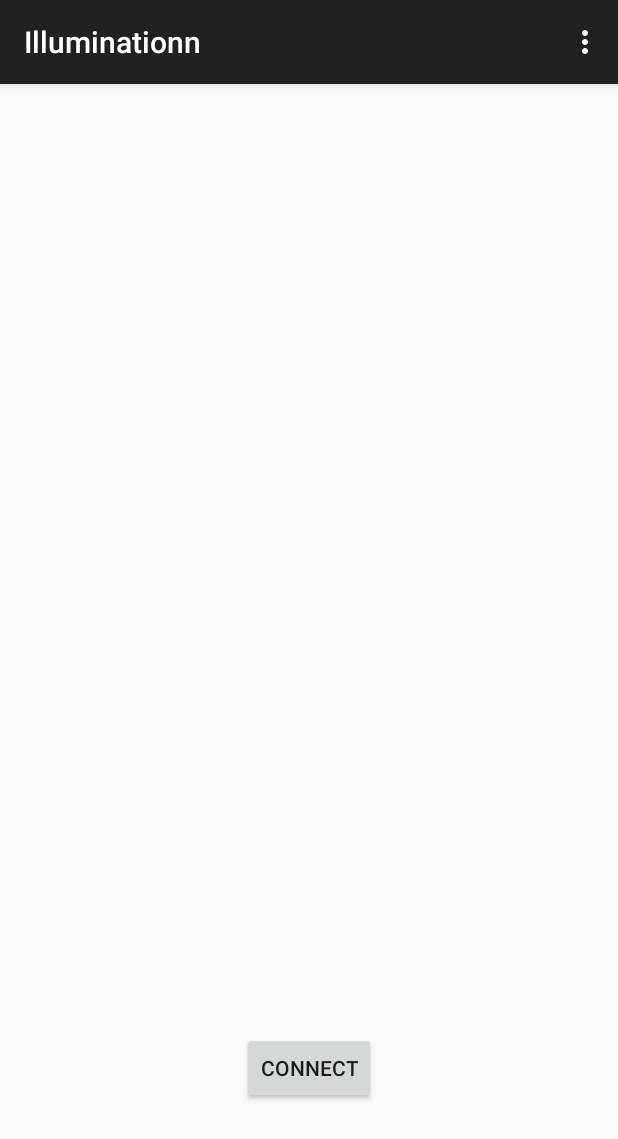
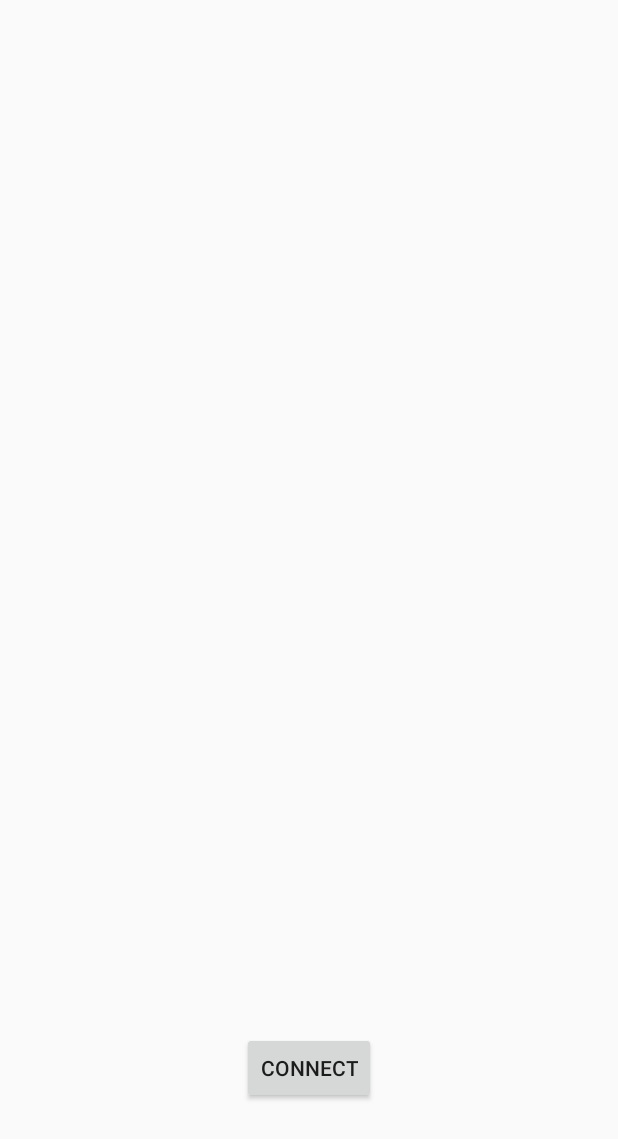
Before and after one commit to Timothylock/IllumiNATION, an Android app: the screen it shows after launch (MainActivity), on a phone screen of 412 x 824 dp. Shown: the top 1139 px of the screen. Run offline under Robolectric (Android 15) with nearby library versions, the phone set to English and light mode, and no system bars.

Commit message:
Removed Title Bar

```diff
--- a/Illuminationn/app/build.gradle
+++ b/Illuminationn/app/build.gradle
@@ -2,7 +2,7 @@
 
 android {
     compileSdkVersion 22
-    buildToolsVersion "23.0.0 rc2"
+    buildToolsVersion "23.0.0"
 
     defaultConfig {
         applicationId "com.example.may.illuminationn"
--- a/Illuminationn/app/src/main/AndroidManifest.xml
+++ b/Illuminationn/app/src/main/AndroidManifest.xml
@@ -19,7 +19,7 @@
         <activity
             android:name=".Connected"
             android:label="@string/title_activity_connected"
-            android:theme="@style/CustomActionBarTheme">
+            android:theme="@style/AppTheme">
         </activity>
     </application>
 
--- a/Illuminationn/app/src/main/res/values/styles.xml
+++ b/Illuminationn/app/src/main/res/values/styles.xml
@@ -1,10 +1,8 @@
 <resources>
 
     <!-- Base application theme. -->
-    <style name="AppTheme" parent="Theme.AppCompat.Light.DarkActionBar">
+    <style name="AppTheme" parent="Theme.AppCompat.Light.NoActionBar">
                 <!-- Customize your theme here. -->
-    </style>
-        <style name="CustomActionBarTheme" parent="Theme.AppCompat.Light.DarkActionBar">
     </style>
 
 </resources>
```
